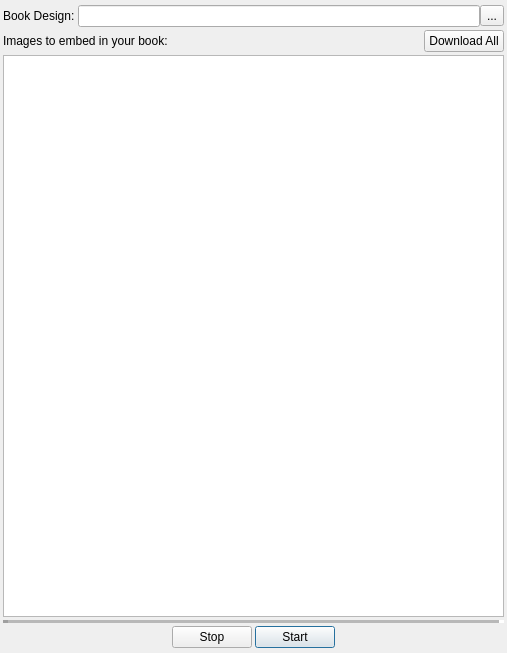
Before: the Qt Designer form design/textdialog.ui in kokimame/joytan, drawn with Qt 5.
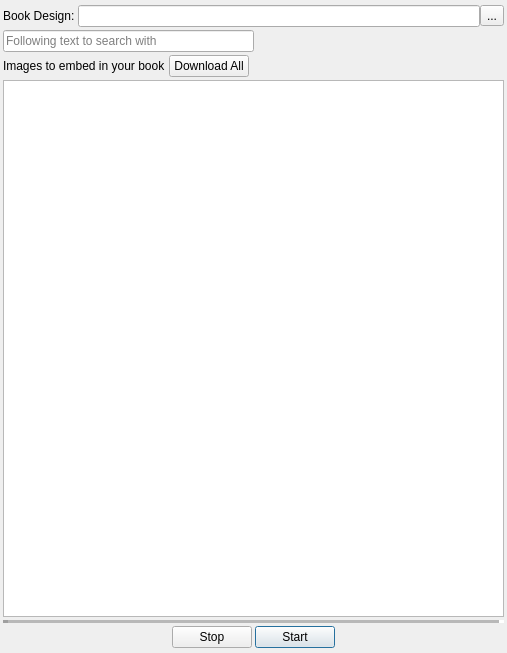
After: the same form once the commit is applied.

Commit message: Option to add following search words to Entry's atop

The edit to the form file:
```diff
--- a/design/textdialog.ui
+++ b/design/textdialog.ui
@@ -60,28 +60,42 @@
      </item>
     </layout>
    </item>
+   <item>
+    <layout class="QHBoxLayout" name="searchOptionLayout">
+     <property name="spacing">
+      <number>0</number>
+     </property>
+     <item>
+      <widget class="QLineEdit" name="followEdit">
+       <property name="placeholderText">
+        <string>Following text to search with</string>
+       </property>
+      </widget>
+     </item>
+     <item>
+      <spacer name="horizontalSpacer_3">
+       <property name="orientation">
+        <enum>Qt::Horizontal</enum>
+       </property>
+       <property name="sizeHint" stdset="0">
+        <size>
+         <width>40</width>
+         <height>20</height>
+        </size>
+       </property>
+      </spacer>
+     </item>
+    </layout>
+   </item>
    <item>
     <layout class="QHBoxLayout" name="horizontalLayout_5">
      <item>
       <widget class="QLabel" name="label">
        <property name="text">
-        <string>Images to embed in your book:</string>
+        <string>Images to embed in your book</string>
        </property>
       </widget>
      </item>
-     <item>
-      <spacer name="horizontalSpacer_5">
-       <property name="orientation">
-        <enum>Qt::Horizontal</enum>
-       </property>
-       <property name="sizeHint" stdset="0">
-        <size>
-         <width>40</width>
-         <height>20</height>
-        </size>
-       </property>
-      </spacer>
-     </item>
      <item>
       <widget class="QPushButton" name="dlall">
        <property name="text">
@@ -89,6 +103,19 @@
        </property>
       </widget>
      </item>
+     <item>
+      <spacer name="horizontalSpacer_5">
+       <property name="orientation">
+        <enum>Qt::Horizontal</enum>
+       </property>
+       <property name="sizeHint" stdset="0">
+        <size>
+         <width>40</width>
+         <height>20</height>
+        </size>
+       </property>
+      </spacer>
+     </item>
     </layout>
    </item>
    <item>
```
The commit also changes 5 other files.
